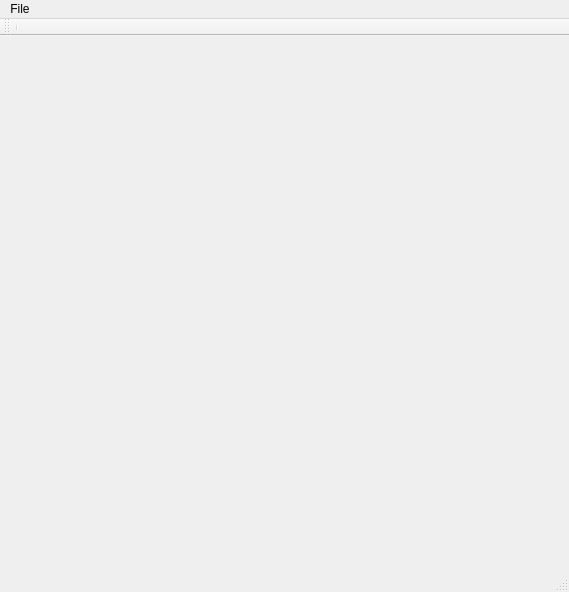
Old version of the form sudoku.ui in the repository foop/EspolSudoku.
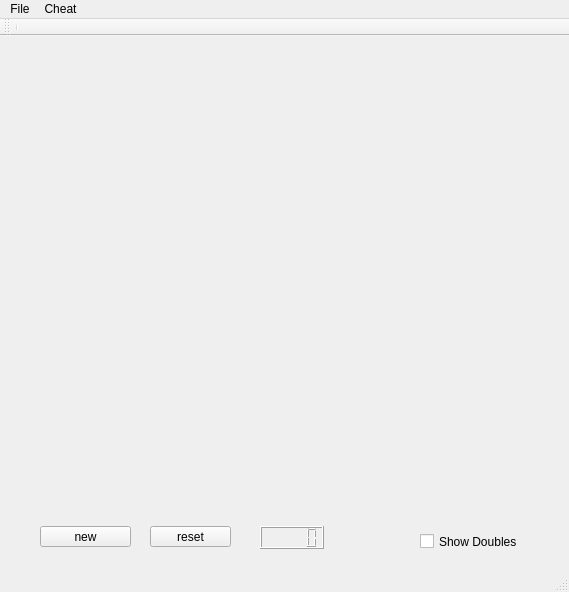
New version of the form.

What changed in the file:
```diff
--- a/sudoku.ui
+++ b/sudoku.ui
@@ -24,7 +24,7 @@
     <property name="geometry">
      <rect>
       <x>40</x>
-      <y>40</y>
+      <y>10</y>
       <width>491</width>
       <height>461</height>
      </rect>
@@ -38,6 +38,55 @@
      </property>
     </layout>
    </widget>
+   <widget class="QPushButton" name="newGame">
+    <property name="geometry">
+     <rect>
+      <x>40</x>
+      <y>490</y>
+      <width>91</width>
+      <height>21</height>
+     </rect>
+    </property>
+    <property name="text">
+     <string>new</string>
+    </property>
+   </widget>
+   <widget class="QPushButton" name="resetGame">
+    <property name="geometry">
+     <rect>
+      <x>150</x>
+      <y>490</y>
+      <width>81</width>
+      <height>21</height>
+     </rect>
+    </property>
+    <property name="text">
+     <string>reset</string>
+    </property>
+   </widget>
+   <widget class="QCheckBox" name="showDoubles">
+    <property name="geometry">
+     <rect>
+      <x>420</x>
+      <y>490</y>
+      <width>131</width>
+      <height>31</height>
+     </rect>
+    </property>
+    <property name="text">
+     <string>Show Doubles</string>
+    </property>
+   </widget>
+   <widget class="QLCDNumber" name="lcdNumber">
+    <property name="geometry">
+     <rect>
+      <x>260</x>
+      <y>490</y>
+      <width>64</width>
+      <height>23</height>
+     </rect>
+    </property>
+   </widget>
   </widget>
   <widget class="QToolBar" name="mainToolBar">
    <attribute name="toolBarArea">
@@ -65,7 +114,15 @@
     <addaction name="actionSave"/>
     <addaction name="actionLoad"/>
    </widget>
+   <widget class="QMenu" name="menuCheat">
+    <property name="title">
+     <string>Cheat</string>
+    </property>
+    <addaction name="actionGet_Field"/>
+    <addaction name="actionSolve"/>
+   </widget>
    <addaction name="menuFile"/>
+   <addaction name="menuCheat"/>
   </widget>
   <action name="actionSub2">
    <property name="text">
```
Left out of the diff: 10 changed lines with no effect on the pictures.
